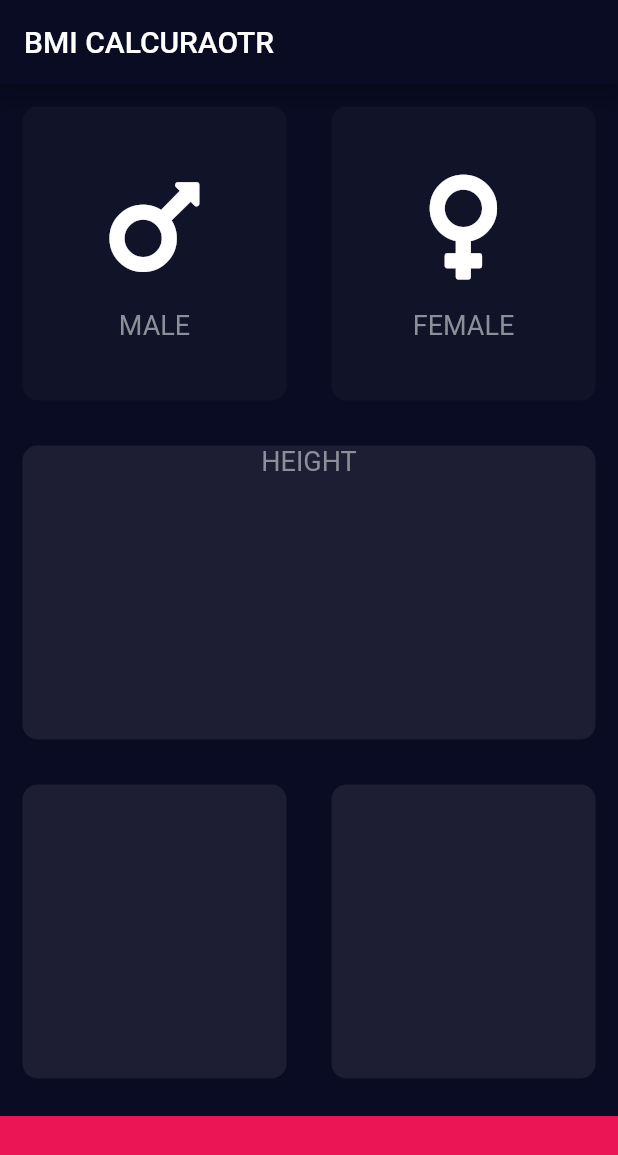
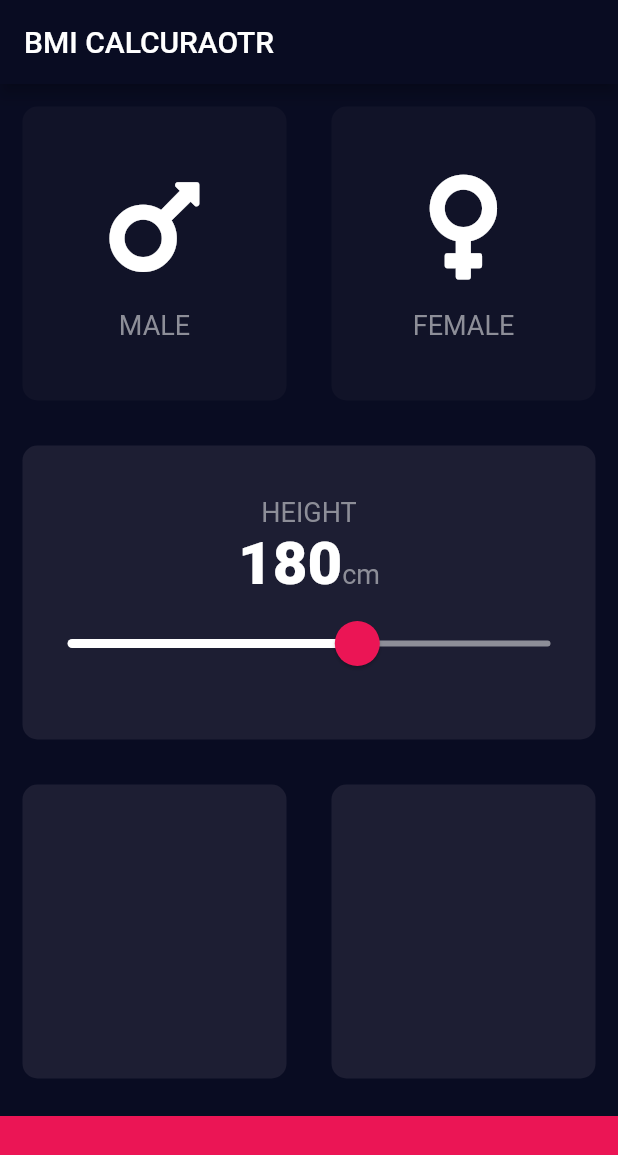
Before and after one commit to Origogi/flutter_BMI_Calcurator, a Flutter app: the screen it shows after launch, on a phone screen of 412 x 824 dp. Shown: the top 1155 px of the screen. Run offline on Flutter 3.47's test engine with Material 2 defaults, Android fonts, the phone set to English and light mode, and no system bars; our stand-ins replace font_awesome_flutter.

Commit message:
add slider

```diff
--- a/lib/constants.dart
+++ b/lib/constants.dart
@@ -1,6 +1,6 @@
 import 'package:flutter/material.dart';
 
-const labelTextStyle = TextStyle(
+const kLabelTextStyle = TextStyle(
   fontSize: 18,
   color: Color(0xFF8D8E98)
 );
@@ -9,3 +9,6 @@ const kBottomContainerHeight = 80.0;
 const kActiveCardColor = Color(0xFF1D1E33);
 const kInactiveCardColor = Color(0xFF111328);
 const kBottomContainerColor = Color(0xFFEB1555);
+
+const kNumberTextStyle =  TextStyle(
+                            fontSize: 40, fontWeight: FontWeight.w900);
--- a/lib/icon_content.dart
+++ b/lib/icon_content.dart
@@ -1,7 +1,6 @@
 import 'package:flutter/material.dart';
 
 import 'constants.dart';
-
 
 class IconContent extends StatelessWidget {
   final IconData iconData;
@@ -23,7 +22,7 @@ class IconContent extends StatelessWidget {
         ),
         Text(
           text,
-          style: labelTextStyle,
+          style: kLabelTextStyle,
         )
       ],
     );
--- a/lib/input_page.dart
+++ b/lib/input_page.dart
@@ -4,7 +4,6 @@ import 'package:font_awesome_flutter/font_awesome_flutter.dart';
 
 import 'constants.dart';
 import 'icon_content.dart';
-
 
 enum Gender {
   male,
@@ -18,6 +17,7 @@ class InputPage extends StatefulWidget {
 
 class _InputPageState extends State<InputPage> {
   Gender selectedGender;
+  int height = 180;
 
   @override
   Widget build(BuildContext context) {
@@ -69,8 +69,48 @@ class _InputPageState extends State<InputPage> {
                 child: ReuseableCard(
               color: kActiveCardColor,
               cardChild: Column(
+                mainAxisAlignment: MainAxisAlignment.center,
                 children: <Widget>[
-                  Text('HEIGHT', style: labelTextStyle,)
+                  Text(
+                    'HEIGHT',
+                    style: kLabelTextStyle,
+                  ),
+                  Row(
+                    mainAxisAlignment: MainAxisAlignment.center,
+                    crossAxisAlignment: CrossAxisAlignment.baseline,
+                    textBaseline: TextBaseline.alphabetic,
+                    children: <Widget>[
+                      Text(
+                        height.toString(),
+                        style: kNumberTextStyle,
+                      ),
+                      Text(
+                        'cm',
+                        style: kLabelTextStyle,
+                      )
+                    ],
+                  ),
+                  SliderTheme(
+                    data: SliderTheme.of(context).copyWith(
+                      inactiveTrackColor: Color(0xFF8D8E98),
+                      activeTrackColor: Colors.white,
+                      thumbColor: Color(0xFFEB1555),
+                      overlayColor: Color(0x29EB1555),
+                      thumbShape: RoundSliderThumbShape(enabledThumbRadius: 15.0),
+                      overlayShape: RoundSliderOverlayShape(overlayRadius: 30)
+                    ),
+                    child: Slider(
+                      inactiveColor: Color(0xFF8D8E98),
+                      value: height.toDouble(),
+                      min: 120.0,
+                      max: 220.0,
+                      onChanged: (value) {
+                        setState(() {
+                          height = value.round();
+                        });
+                      },
+                    ),
+                  )
                 ],
               ),
             )),
```
